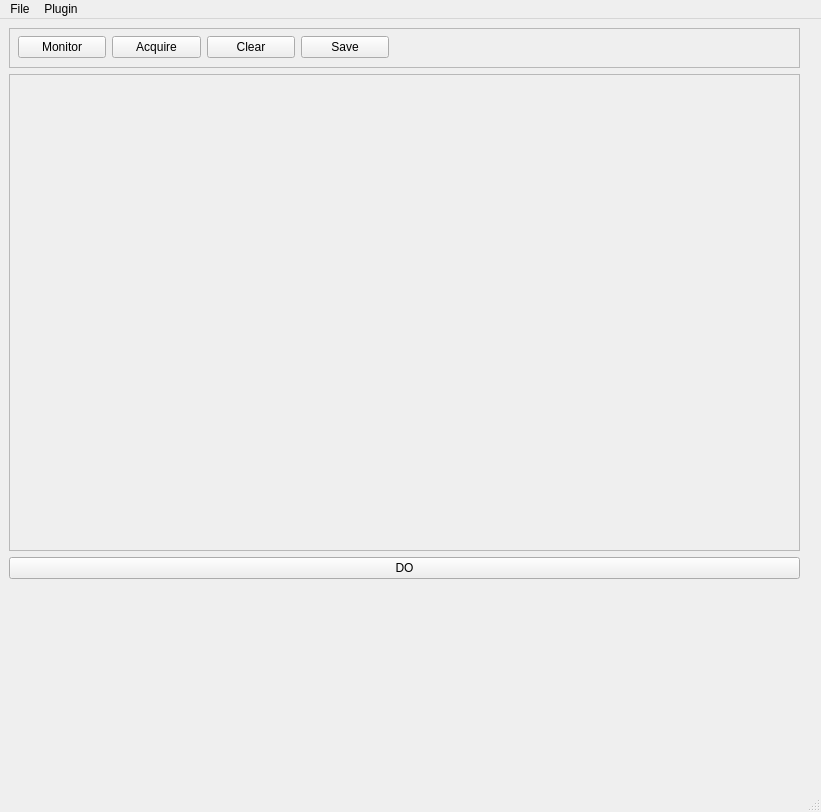
cosmonaut/mcpvu, file mcpvu.ui: the form before one commit.
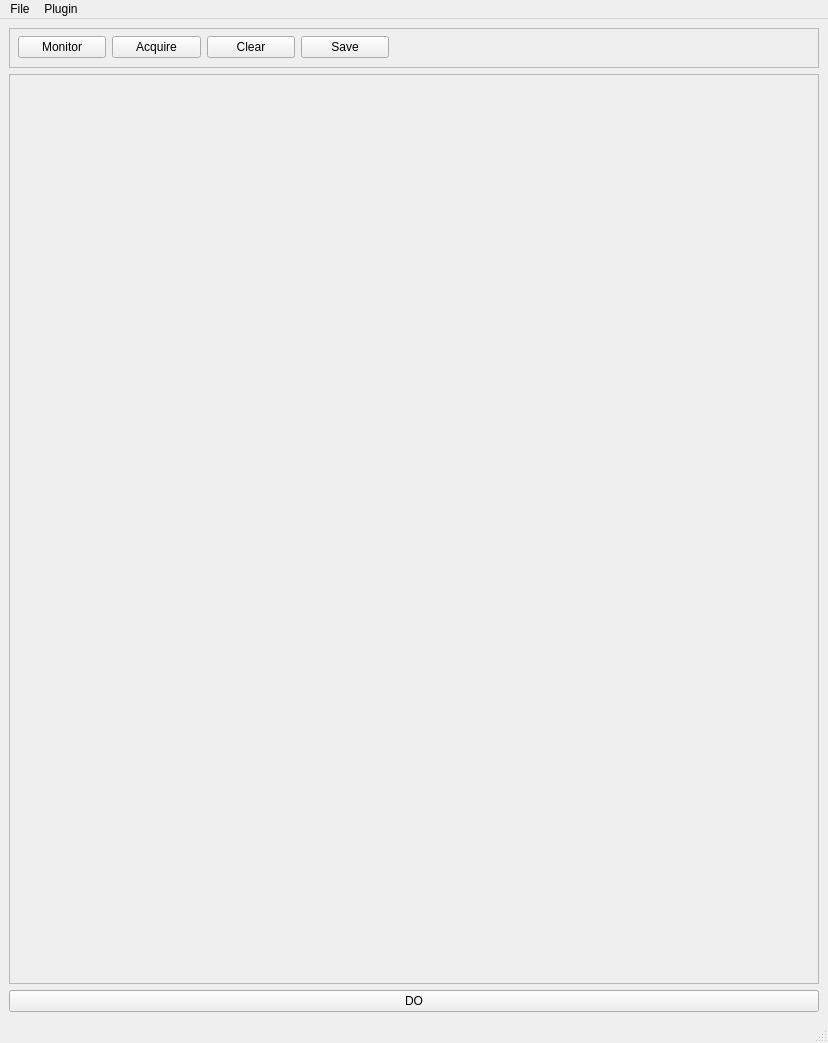
The form after the commit.

Commit message: Add line plot widget (for count rate) and example of usage

```diff
--- a/mcpvu.ui
+++ b/mcpvu.ui
@@ -6,24 +6,56 @@
    <rect>
     <x>0</x>
     <y>0</y>
-    <width>821</width>
-    <height>812</height>
+    <width>828</width>
+    <height>1043</height>
    </rect>
   </property>
+  <property name="sizePolicy">
+   <sizepolicy hsizetype="Expanding" vsizetype="Expanding">
+    <horstretch>0</horstretch>
+    <verstretch>0</verstretch>
+   </sizepolicy>
+  </property>
+  <property name="minimumSize">
+   <size>
+    <width>800</width>
+    <height>600</height>
+   </size>
+  </property>
+  <property name="maximumSize">
+   <size>
+    <width>8000</width>
+    <height>8000</height>
+   </size>
+  </property>
   <property name="windowTitle">
    <string>MainWindow</string>
   </property>
   <widget class="QWidget" name="centralwidget">
-   <widget class="QWidget" name="gridLayoutWidget">
-    <property name="geometry">
-     <rect>
-      <x>9</x>
-      <y>9</y>
-      <width>791</width>
-      <height>551</height>
-     </rect>
-    </property>
+   <property name="sizePolicy">
+    <sizepolicy hsizetype="Expanding" vsizetype="Expanding">
+     <horstretch>0</horstretch>
+     <verstretch>0</verstretch>
+    </sizepolicy>
+   </property>
+   <property name="minimumSize">
+    <size>
+     <width>800</width>
+     <height>600</height>
+    </size>
+   </property>
+   <property name="maximumSize">
+    <size>
+     <width>8000</width>
+     <height>8000</height>
+    </size>
+   </property>
+   <layout class="QVBoxLayout" name="verticalLayout">
+    <item>
     <layout class="QGridLayout" name="gridLayout">
+      <property name="sizeConstraint">
+       <enum>QLayout::SetDefaultConstraint</enum>
+      </property>
      <item row="0" column="0">
       <widget class="QFrame" name="control_frame">
        <property name="sizePolicy">
@@ -110,34 +142,51 @@
      </item>
      <item row="1" column="0">
       <widget class="QFrame" name="plot_frame">
+        <property name="sizePolicy">
+         <sizepolicy hsizetype="Expanding" vsizetype="Expanding">
+          <horstretch>0</horstretch>
+          <verstretch>0</verstretch>
+         </sizepolicy>
+        </property>
+        <property name="minimumSize">
+         <size>
+          <width>400</width>
+          <height>400</height>
+         </size>
+        </property>
+        <property name="maximumSize">
+         <size>
+          <width>4000</width>
+          <height>4000</height>
+         </size>
+        </property>
        <property name="frameShape">
         <enum>QFrame::StyledPanel</enum>
        </property>
        <property name="frameShadow">
         <enum>QFrame::Raised</enum>
        </property>
-       <widget class="QWidget" name="gridLayoutWidget_3">
-        <property name="geometry">
-         <rect>
-          <x>5</x>
-          <y>5</y>
-          <width>781</width>
-          <height>466</height>
-         </rect>
-        </property>
-        <layout class="QGridLayout" name="gridLayout_plots"/>
-       </widget>
-      </widget>
+        <layout class="QGridLayout" name="gridLayout_3">
+         <item row="0" column="0">
+          <layout class="QGridLayout" name="gridLayout_plots">
+           <property name="sizeConstraint">
+            <enum>QLayout::SetDefaultConstraint</enum>
+           </property>
+          </layout>
      </item>
     </layout>
    </widget>
+      </item>
+     </layout>
+    </item>
+   </layout>
   </widget>
   <widget class="QMenuBar" name="menubar">
    <property name="geometry">
     <rect>
      <x>0</x>
      <y>0</y>
-     <width>821</width>
+     <width>828</width>
      <height>20</height>
     </rect>
    </property>
```
Lines whose indentation alone changed are shown as unchanged. The commit also changes 4 other files.
